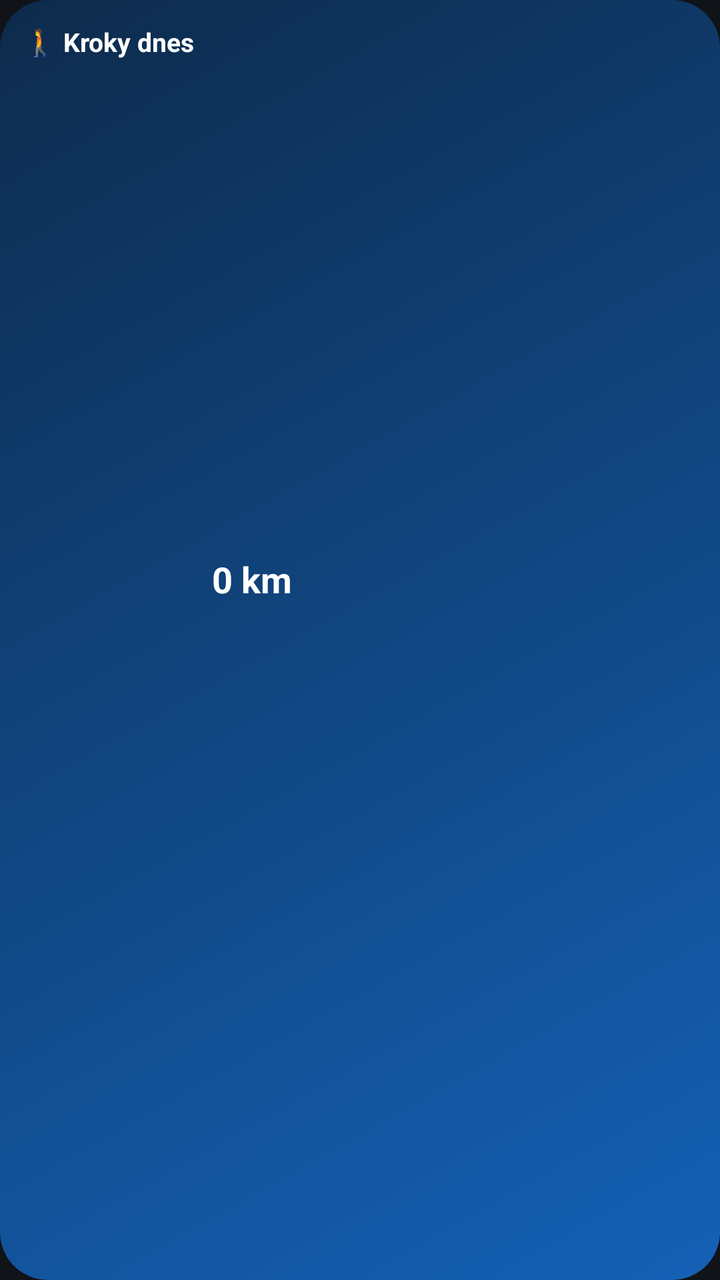
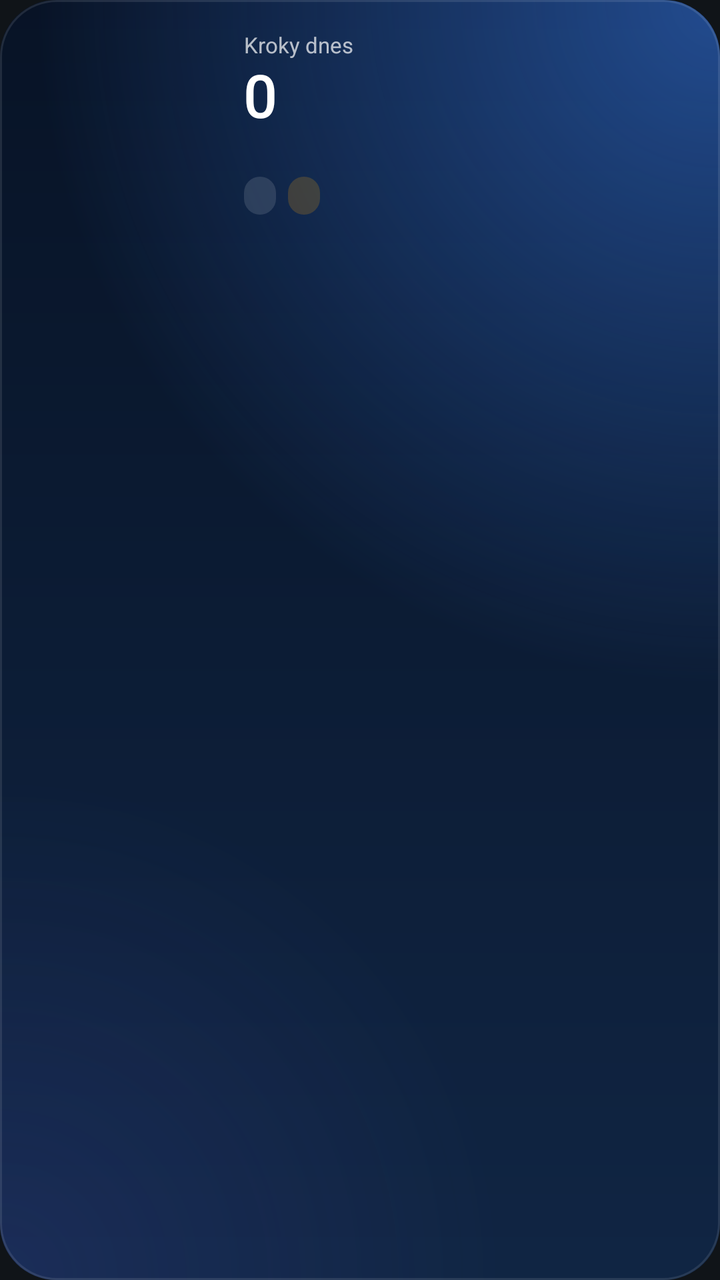

Screens rendered from an Android XML layout before and after an edit, with the pre-edit source and the edit as a unified diff.
<!-- AndroidManifest.xml: application theme Theme.CarTracker -->
<!-- res/layout/widget_steps.xml -->
<?xml version="1.0" encoding="utf-8"?>
<LinearLayout xmlns:android="http://schemas.android.com/apk/res/android"
    android:id="@+id/s_root" android:layout_width="match_parent" android:layout_height="match_parent"
    android:background="@drawable/widget_bg_walk" android:orientation="vertical" android:padding="12dp">
    <TextView android:layout_width="match_parent" android:layout_height="wrap_content" android:maxLines="1"
        android:text="🚶 Kroky dnes" android:textColor="#FFFFFFFF" android:textSize="13sp" android:textStyle="bold" />
    <LinearLayout android:layout_width="match_parent" android:layout_height="0dp" android:layout_weight="1"
        android:layout_marginTop="4dp" android:gravity="center_vertical" android:orientation="horizontal">
        <ImageView android:id="@+id/s_ring" android:layout_width="84dp" android:layout_height="84dp" android:scaleType="fitCenter" />
        <LinearLayout android:layout_width="0dp" android:layout_height="wrap_content" android:layout_weight="1"
            android:layout_marginStart="10dp" android:orientation="vertical">
            <TextView android:id="@+id/s_km" android:layout_width="wrap_content" android:layout_height="wrap_content"
                android:textColor="#FFFFFFFF" android:textSize="18sp" android:textStyle="bold" android:text="0 km" />
            <TextView android:id="@+id/s_left" android:layout_width="wrap_content" android:layout_height="wrap_content"
                android:maxLines="2" android:textColor="#CCFFFFFF" android:textSize="12sp" />
            <TextView android:id="@+id/s_streak" android:layout_width="wrap_content" android:layout_height="wrap_content"
                android:layout_marginTop="4dp" android:maxLines="1" android:textColor="#FFFFD180" android:textSize="12sp" android:textStyle="bold" />
        </LinearLayout>
    </LinearLayout>
    <ImageView android:id="@+id/s_week" android:layout_width="match_parent" android:layout_height="42dp"
        android:layout_marginTop="4dp" android:scaleType="fitXY" />
</LinearLayout>
<!-- resources referenced by this layout -->
<resources>
  <!-- drawable widget_bg_walk (drawable) -->
  <?xml version="1.0" encoding="utf-8"?>
  <shape xmlns:android="http://schemas.android.com/apk/res/android" android:shape="rectangle">
      <gradient android:angle="315" android:startColor="#F00D2B4E" android:endColor="#F01565C0" android:type="linear" />
      <corners android:radius="24dp" />
  </shape>
  <style name="Theme.CarTracker" parent="android:Theme.Material.NoActionBar">
          <item name="android:statusBarColor">@android:color/transparent</item>
          <item name="android:windowBackground">@color/bg</item>
      </style>
  <color name="bg">#FF101418</color>
</resources>

<!-- the commit's change to res/layout/widget_steps.xml (unified diff, before → after) -->
@@ -1,22 +1,20 @@
 <?xml version="1.0" encoding="utf-8"?>
 <LinearLayout xmlns:android="http://schemas.android.com/apk/res/android"
     android:id="@+id/s_root" android:layout_width="match_parent" android:layout_height="match_parent"
-    android:background="@drawable/widget_bg_walk" android:orientation="vertical" android:padding="12dp">
-    <TextView android:layout_width="match_parent" android:layout_height="wrap_content" android:maxLines="1"
-        android:text="🚶 Kroky dnes" android:textColor="#FFFFFFFF" android:textSize="13sp" android:textStyle="bold" />
-    <LinearLayout android:layout_width="match_parent" android:layout_height="0dp" android:layout_weight="1"
-        android:layout_marginTop="4dp" android:gravity="center_vertical" android:orientation="horizontal">
-        <ImageView android:id="@+id/s_ring" android:layout_width="84dp" android:layout_height="84dp" android:scaleType="fitCenter" />
-        <LinearLayout android:layout_width="0dp" android:layout_height="wrap_content" android:layout_weight="1"
-            android:layout_marginStart="10dp" android:orientation="vertical">
-            <TextView android:id="@+id/s_km" android:layout_width="wrap_content" android:layout_height="wrap_content"
-                android:textColor="#FFFFFFFF" android:textSize="18sp" android:textStyle="bold" android:text="0 km" />
-            <TextView android:id="@+id/s_left" android:layout_width="wrap_content" android:layout_height="wrap_content"
-                android:maxLines="2" android:textColor="#CCFFFFFF" android:textSize="12sp" />
-            <TextView android:id="@+id/s_streak" android:layout_width="wrap_content" android:layout_height="wrap_content"
-                android:layout_marginTop="4dp" android:maxLines="1" android:textColor="#FFFFD180" android:textSize="12sp" android:textStyle="bold" />
+    android:background="@drawable/wg_bg_walk" android:orientation="vertical" android:padding="14dp">
+
+    <LinearLayout android:layout_width="match_parent" android:layout_height="wrap_content" android:gravity="center_vertical" android:orientation="horizontal">
+        <ImageView android:id="@+id/s_ring" android:layout_width="96dp" android:layout_height="96dp" android:scaleType="fitCenter" />
+        <LinearLayout android:layout_width="0dp" android:layout_height="wrap_content" android:layout_weight="1" android:layout_marginStart="12dp" android:orientation="vertical">
+            <TextView android:id="@+id/s_title" android:layout_width="wrap_content" android:layout_height="wrap_content" android:text="Kroky dnes" android:textColor="#B3FFFFFF" android:textSize="11sp" android:maxLines="1" android:ellipsize="end" android:includeFontPadding="false" />
+            <TextView android:id="@+id/s_big" android:layout_width="wrap_content" android:layout_height="wrap_content" android:text="0" android:textColor="#FFFFFFFF" android:textSize="30sp" android:maxLines="1" android:ellipsize="end" android:includeFontPadding="false" android:fontFamily="sans-serif-medium" android:letterSpacing="-0.03" android:layout_marginTop="2dp"/>
+            <TextView android:id="@+id/s_left" android:layout_width="match_parent" android:layout_height="wrap_content" android:text="" android:textColor="#B3FFFFFF" android:textSize="12sp" android:maxLines="2" android:ellipsize="end" android:includeFontPadding="false" android:layout_marginTop="2dp"/>
+            <LinearLayout android:layout_width="wrap_content" android:layout_height="wrap_content" android:layout_marginTop="6dp" android:orientation="horizontal">
+                <TextView android:id="@+id/s_km" android:layout_width="wrap_content" android:layout_height="wrap_content" android:text="" android:textColor="#FFFFFFFF" android:textSize="11sp" android:maxLines="1" android:ellipsize="end" android:includeFontPadding="false" android:fontFamily="sans-serif-medium" android:background="@drawable/wg_pill" android:paddingStart="8dp" android:paddingEnd="8dp" android:paddingTop="3dp" android:paddingBottom="3dp"/>
+                <TextView android:id="@+id/s_streak" android:layout_width="wrap_content" android:layout_height="wrap_content" android:text="" android:textColor="#FFFDE68A" android:textSize="11sp" android:maxLines="1" android:ellipsize="end" android:includeFontPadding="false" android:fontFamily="sans-serif-medium" android:background="@drawable/wg_chip_warn" android:paddingStart="8dp" android:paddingEnd="8dp" android:paddingTop="3dp" android:paddingBottom="3dp" android:layout_marginStart="6dp"/>
+            </LinearLayout>
         </LinearLayout>
     </LinearLayout>
-    <ImageView android:id="@+id/s_week" android:layout_width="match_parent" android:layout_height="42dp"
-        android:layout_marginTop="4dp" android:scaleType="fitXY" />
+    <ImageView android:id="@+id/s_week" android:layout_width="match_parent" android:layout_height="0dp" android:layout_weight="1" android:minHeight="40dp" android:layout_marginTop="10dp" android:scaleType="fitXY" />
+
 </LinearLayout>
<!-- resource entries referenced after the edit -->
@@ -1,10 +1,46 @@
 <!-- resources referenced by this layout -->
 <resources>
-  <!-- drawable widget_bg_walk (drawable) -->
+  <!-- drawable wg_bg_walk (drawable) -->
+  <?xml version="1.0" encoding="utf-8"?>
+  <layer-list xmlns:android="http://schemas.android.com/apk/res/android">
+      <item>
+          <shape android:shape="rectangle">
+              <gradient android:angle="300" android:startColor="#F2071226" android:endColor="#F2102545" android:type="linear" />
+              <corners android:radius="28dp" />
+          </shape>
+      </item>
+      <item>
+          <shape android:shape="rectangle">
+              <gradient android:type="radial" android:gradientRadius="95%" android:centerX="1.0" android:centerY="0.0"
+                  android:startColor="#803B82F6" android:endColor="#00000000" />
+              <corners android:radius="28dp" />
+          </shape>
+      </item>
+      <item>
+          <shape android:shape="rectangle">
+              <gradient android:type="radial" android:gradientRadius="70%" android:centerX="0.0" android:centerY="1.0"
+                  android:startColor="#1F6366F1" android:endColor="#00000000" />
+              <corners android:radius="28dp" />
+          </shape>
+      </item>
+      <item>
+          <shape android:shape="rectangle">
+              <stroke android:width="1dp" android:color="#1AFFFFFF" />
+              <corners android:radius="28dp" />
+          </shape>
+      </item>
+  </layer-list>
+  <!-- drawable wg_chip_warn (drawable) -->
   <?xml version="1.0" encoding="utf-8"?>
   <shape xmlns:android="http://schemas.android.com/apk/res/android" android:shape="rectangle">
-      <gradient android:angle="315" android:startColor="#F00D2B4E" android:endColor="#F01565C0" android:type="linear" />
-      <corners android:radius="24dp" />
+      <solid android:color="#33F59E0B" />
+      <corners android:radius="99dp" />
+  </shape>
+  <!-- drawable wg_pill (drawable) -->
+  <?xml version="1.0" encoding="utf-8"?>
+  <shape xmlns:android="http://schemas.android.com/apk/res/android" android:shape="rectangle">
+      <solid android:color="#1FFFFFFF" />
+      <corners android:radius="99dp" />
   </shape>
   <style name="Theme.CarTracker" parent="android:Theme.Material.NoActionBar">
           <item name="android:statusBarColor">@android:color/transparent</item>
